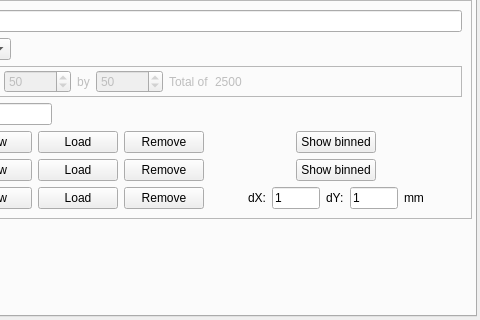
andrmor/ANTS3bundle, file ants3bundle/src/ants3/gui/photsim/asensorwindow.ui: the form before one commit; both pictures show x 156 to 636 and y 149 to 469 of the 636 by 469 pixel window.
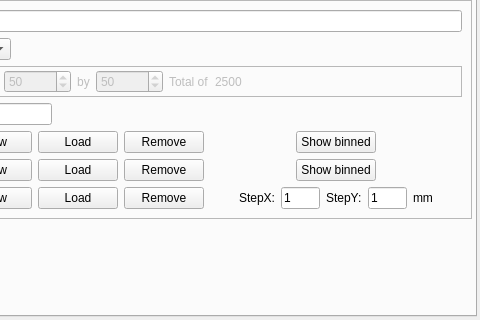
The form after the commit.

Diff of the .ui file:
```diff
--- a/ants3bundle/src/ants3/gui/photsim/asensorwindow.ui
+++ b/ants3bundle/src/ants3/gui/photsim/asensorwindow.ui
@@ -649,7 +649,7 @@
              <item>
               <widget class="QLabel" name="label_17">
                <property name="text">
-                <string>dX:</string>
+                <string>StepX:</string>
                </property>
               </widget>
              </item>
@@ -669,7 +669,7 @@
              <item>
               <widget class="QLabel" name="label_18">
                <property name="text">
-                <string>dY:</string>
+                <string>StepY:</string>
                </property>
               </widget>
              </item>
```
Left out of the diff: 4 changed lines with no effect on the pictures.
